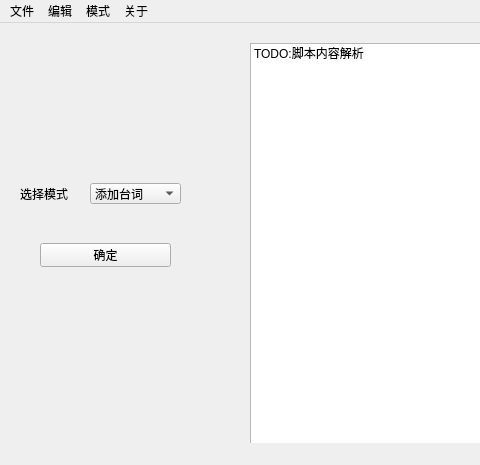
First picture: the form in src/ui/mainWindow.ui, repository MRSlouzk/Renpy-editor, before the edit; both pictures show x 0 to 480 and y 0 to 465 of the 735 by 465 pixel window.
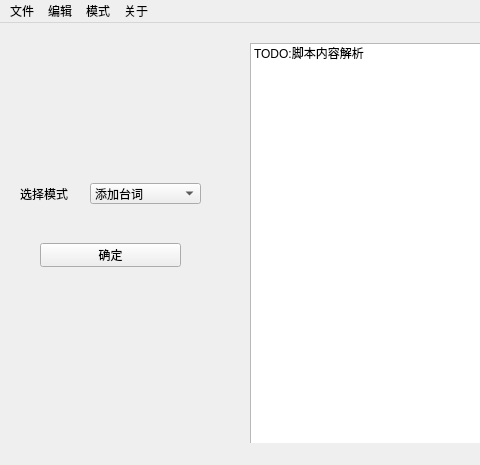
Second picture: the form after the edit.

```diff
--- a/src/ui/mainWindow.ui
+++ b/src/ui/mainWindow.ui
@@ -32,7 +32,7 @@
      <rect>
       <x>90</x>
       <y>160</y>
-      <width>91</width>
+      <width>111</width>
       <height>21</height>
      </rect>
     </property>
@@ -101,7 +101,7 @@
      <rect>
       <x>40</x>
       <y>220</y>
-      <width>131</width>
+      <width>141</width>
       <height>24</height>
      </rect>
     </property>
```
Left out of the diff: 7 changed lines with no effect on the pictures.
